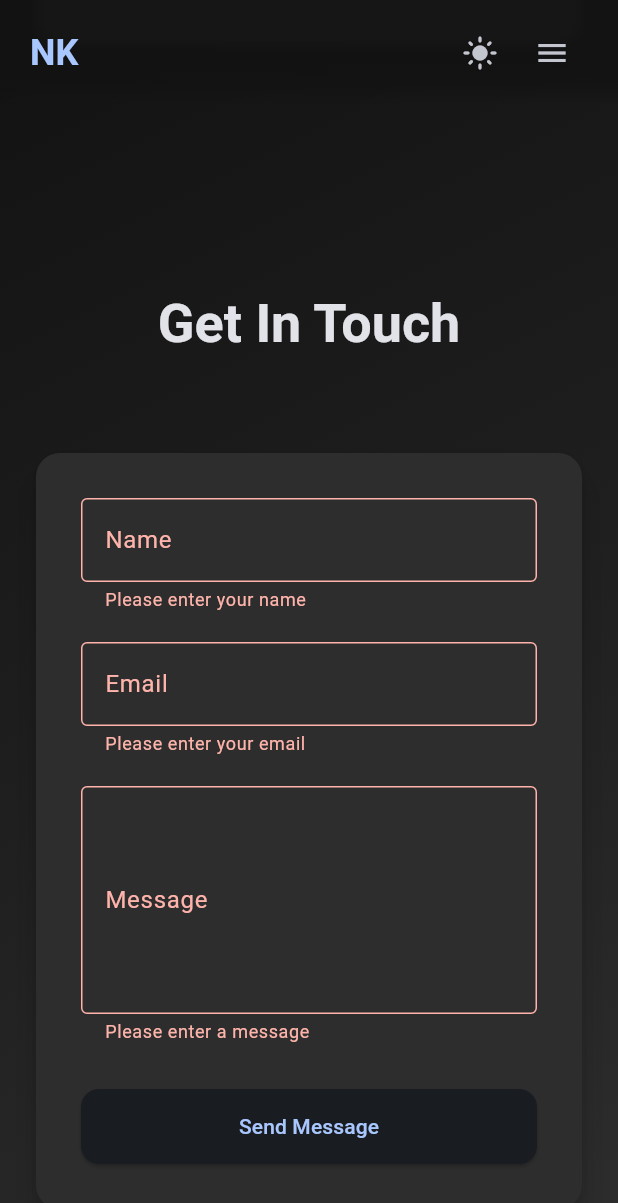
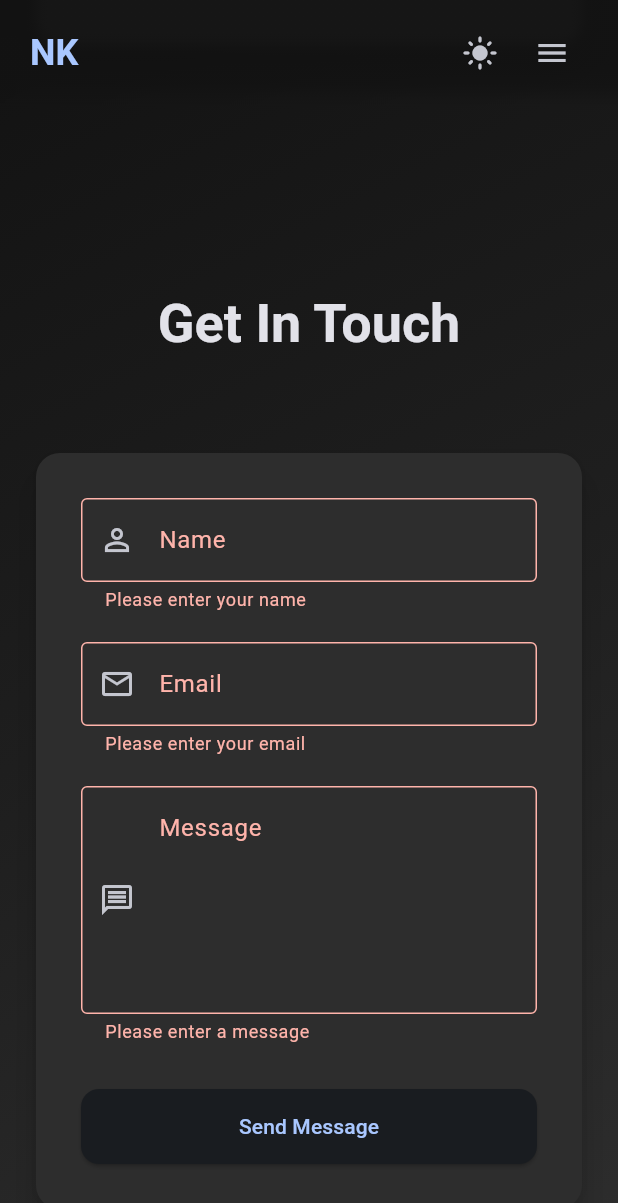
Before and after one commit to netanelklein/netanel-homepage, a Flutter app: the screen it shows after launch, scrolled down 2304 dp, after a tap on "Send Message", on a phone screen of 412 x 824 dp. Shown: the top 1203 px of the screen. Run offline on Flutter 3.47's test engine with Material 3 defaults, Android fonts, the phone set to English and light mode, and no system bars; our stand-ins replace animate_do, flutter_screenutil, font_awesome_flutter, responsive_builder, shared_preferences; network calls fail.

Commit message:
feat: enhance ContactSection with full API integration and validation
- Add ContactMessage model integration for form submission
- Implement comprehensive form validation (email regex, length checks)
- Add loading states and professional error handling
- Create mock API submission support for development
- Implement retry functionality and user feedback messages
- Maintain responsive design with improved UX

Signed-off-by: GitHub Copilot <copilot@github.com>

```diff
--- a/lib/presentation/widgets/sections/contact_section.dart
+++ b/lib/presentation/widgets/sections/contact_section.dart
@@ -1,6 +1,9 @@
 import 'package:flutter/material.dart';
 import 'package:animate_do/animate_do.dart';
 import 'package:responsive_builder/responsive_builder.dart';
+import 'package:provider/provider.dart';
+import '../../../data/repositories/portfolio_repository.dart';
+import '../../../data/models/contact_message.dart';
 
 class ContactSection extends StatefulWidget {
   const ContactSection({super.key});
@@ -14,6 +17,7 @@ class _ContactSectionState extends State<ContactSection> {
   final _nameController = TextEditingController();
   final _emailController = TextEditingController();
   final _messageController = TextEditingController();
+  bool _isSubmitting = false;
 
   @override
   Widget build(BuildContext context) {
@@ -49,13 +53,18 @@ class _ContactSectionState extends State<ContactSection> {
                           children: [
                             TextFormField(
                               controller: _nameController,
+                              enabled: !_isSubmitting,
                               decoration: const InputDecoration(
                                 labelText: 'Name',
                                 border: OutlineInputBorder(),
+                                prefixIcon: Icon(Icons.person_outline),
                               ),
                               validator: (value) {
                                 if (value?.isEmpty ?? true) {
                                   return 'Please enter your name';
+                                }
+                                if (value!.length < 2) {
+                                  return 'Name must be at least 2 characters';
                                 }
                                 return null;
                               },
@@ -65,16 +74,19 @@ class _ContactSectionState extends State<ContactSection> {
 
                             TextFormField(
                               controller: _emailController,
+                              enabled: !_isSubmitting,
                               decoration: const InputDecoration(
                                 labelText: 'Email',
                                 border: OutlineInputBorder(),
+                                prefixIcon: Icon(Icons.email_outlined),
                               ),
                               validator: (value) {
                                 if (value?.isEmpty ?? true) {
                                   return 'Please enter your email';
                                 }
-                                if (!value!.contains('@')) {
-                                  return 'Please enter a valid email';
+                                final emailRegex = RegExp(r'^[^@]+@[^@]+\.[^@]+');
+                                if (!emailRegex.hasMatch(value!)) {
+                                  return 'Please enter a valid email address';
                                 }
                                 return null;
                               },
@@ -84,14 +96,20 @@ class _ContactSectionState extends State<ContactSection> {
 
                             TextFormField(
                               controller: _messageController,
+                              enabled: !_isSubmitting,
                               decoration: const InputDecoration(
                                 labelText: 'Message',
                                 border: OutlineInputBorder(),
+                                prefixIcon: Icon(Icons.message_outlined),
+                                alignLabelWithHint: true,
                               ),
                               maxLines: 5,
                               validator: (value) {
                                 if (value?.isEmpty ?? true) {
                                   return 'Please enter a message';
+                                }
+                                if (value!.length < 10) {
+                                  return 'Message must be at least 10 characters';
                                 }
                                 return null;
                               },
@@ -102,11 +120,29 @@ class _ContactSectionState extends State<ContactSection> {
                             SizedBox(
                               width: double.infinity,
                               child: ElevatedButton(
-                                onPressed: _submitForm,
+                                onPressed: _isSubmitting ? null : _submitForm,
                                 style: ElevatedButton.styleFrom(
                                   padding: const EdgeInsets.symmetric(vertical: 15),
                                 ),
-                                child: const Text('Send Message'),
+                                child: _isSubmitting
+                                    ? Row(
+                                        mainAxisAlignment: MainAxisAlignment.center,
+                                        children: [
+                                          SizedBox(
+                                            width: 20,
+                                            height: 20,
+                                            child: CircularProgressIndicator(
+                                              strokeWidth: 2,
+                                              valueColor: AlwaysStoppedAnimation<Color>(
+                                                Theme.of(context).colorScheme.onPrimary,
+                                              ),
+                                            ),
+                                          ),
+                                          const SizedBox(width: 10),
+                                          const Text('Sending...'),
+                                        ],
+                                      )
+                                    : const Text('Send Message'),
                               ),
                             ),
                           ],
@@ -123,13 +159,48 @@ class _ContactSectionState extends State<ContactSection> {
     );
   }
 
-  void _submitForm() {
-    if (_formKey.currentState?.validate() ?? false) {
-      // TODO: Submit form to backend
+  Future<void> _submitForm() async {
+    if (!(_formKey.currentState?.validate() ?? false)) {
+      return;
+    }
+
+    setState(() {
+      _isSubmitting = true;
+    });
+
+    try {
+      final portfolioRepo = Provider.of<PortfolioRepository>(context, listen: false);
+
+      final contactMessage = ContactMessage(
+        name: _nameController.text.trim(),
+        email: _emailController.text.trim(),
+        message: _messageController.text.trim(),
+        timestamp: DateTime.now(),
+      );
+
+      // Submit the contact message
+      final success = await portfolioRepo.submitContactMessage(contactMessage);
+
+      if (mounted) {
+        if (success) {
+          // Show success message
           ScaffoldMessenger.of(context).showSnackBar(
-        const SnackBar(
-          content: Text('Thank you! Your message has been sent.'),
+            SnackBar(
+              content: Row(
+                children: [
+                  Icon(
+                    Icons.check_circle,
+                    color: Theme.of(context).colorScheme.onPrimary,
+                  ),
+                  const SizedBox(width: 8),
+                  const Expanded(
+                    child: Text('Thank you! Your message has been sent successfully.'),
+                  ),
+                ],
+              ),
               backgroundColor: Colors.green,
+              behavior: SnackBarBehavior.floating,
+              duration: const Duration(seconds: 4),
             ),
           );
 
@@ -137,6 +208,60 @@ class _ContactSectionState extends State<ContactSection> {
           _nameController.clear();
           _emailController.clear();
           _messageController.clear();
+        } else {
+          // Show error message
+          ScaffoldMessenger.of(context).showSnackBar(
+            SnackBar(
+              content: Row(
+                children: [
+                  Icon(
+                    Icons.error,
+                    color: Theme.of(context).colorScheme.onError,
+                  ),
+                  const SizedBox(width: 8),
+                  const Expanded(
+                    child: Text('Failed to send message. Please try again later.'),
+                  ),
+                ],
+              ),
+              backgroundColor: Theme.of(context).colorScheme.error,
+              behavior: SnackBarBehavior.floating,
+              action: SnackBarAction(
+                label: 'Retry',
+                textColor: Theme.of(context).colorScheme.onError,
+                onPressed: _submitForm,
+              ),
+            ),
+          );
+        }
+      }
+    } catch (e) {
+      if (mounted) {
+        ScaffoldMessenger.of(context).showSnackBar(
+          SnackBar(
+            content: Row(
+              children: [
+                Icon(
+                  Icons.warning,
+                  color: Theme.of(context).colorScheme.onError,
+                ),
+                const SizedBox(width: 8),
+                const Expanded(
+                  child: Text('An unexpected error occurred. Please check your connection and try again.'),
+                ),
+              ],
+            ),
+            backgroundColor: Theme.of(context).colorScheme.error,
+            behavior: SnackBarBehavior.floating,
+          ),
+        );
+      }
+    } finally {
+      if (mounted) {
+        setState(() {
+          _isSubmitting = false;
+        });
+      }
     }
   }
 
```
Lines whose indentation alone changed are shown as unchanged.
